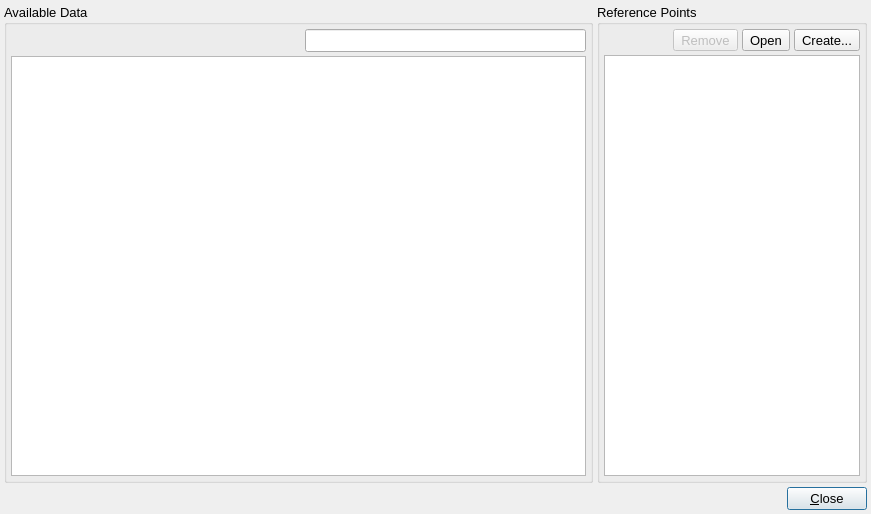
The window that src/gui/datamanagerdialog.ui (disorderedmaterials/dissolve) describes before a commit, drawn with Qt 5.
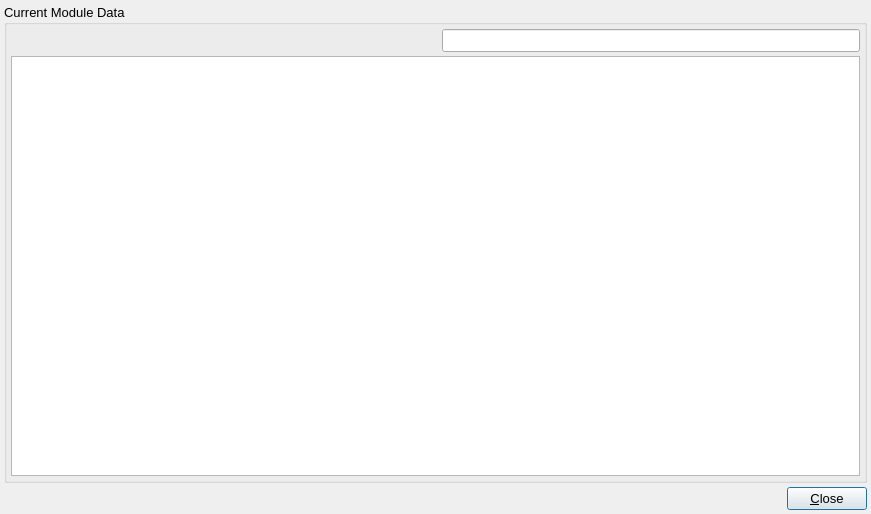
The same window after the commit. Icons and pictures are not drawn.

Commit message: Remove reference points.

The edit to the form file:
```diff
--- a/src/gui/datamanagerdialog.ui
+++ b/src/gui/datamanagerdialog.ui
@@ -52,7 +52,7 @@
         </sizepolicy>
        </property>
        <property name="title">
-        <string>Available Data</string>
+        <string>Current Module Data</string>
        </property>
        <layout class="QVBoxLayout" name="verticalLayout">
         <property name="spacing">
@@ -109,6 +109,12 @@
           </item>
           <item>
            <widget class="QLineEdit" name="SimulationDataFilterEdit">
+            <property name="sizePolicy">
+             <sizepolicy hsizetype="Expanding" vsizetype="Fixed">
+              <horstretch>0</horstretch>
+              <verstretch>0</verstretch>
+             </sizepolicy>
+            </property>
             <property name="toolTip">
              <string>Filter templates by name / description</string>
             </property>
@@ -133,181 +139,6 @@
           <attribute name="verticalHeaderVisible">
            <bool>false</bool>
           </attribute>
-          <column>
-           <property name="text">
-            <string>Item Name</string>
-           </property>
-          </column>
-          <column>
-           <property name="text">
-            <string>Class</string>
-           </property>
-          </column>
-          <column>
-           <property name="text">
-            <string>Version</string>
-           </property>
-          </column>
-         </widget>
-        </item>
-       </layout>
-      </widget>
-     </item>
-     <item>
-      <widget class="QGroupBox" name="ReferencePointsGroup">
-       <property name="title">
-        <string>Reference Points</string>
-       </property>
-       <layout class="QVBoxLayout" name="verticalLayout_2">
-        <property name="spacing">
-         <number>4</number>
-        </property>
-        <property name="leftMargin">
-         <number>4</number>
-        </property>
-        <property name="topMargin">
-         <number>4</number>
-        </property>
-        <property name="rightMargin">
-         <number>4</number>
-        </property>
-        <property name="bottomMargin">
-         <number>4</number>
-        </property>
-        <item>
-         <layout class="QHBoxLayout" name="horizontalLayout">
-          <property name="spacing">
-           <number>4</number>
-          </property>
-          <item>
-           <spacer name="horizontalSpacer_3">
-            <property name="orientation">
-             <enum>Qt::Horizontal</enum>
-            </property>
-            <property name="sizeHint" stdset="0">
-             <size>
-              <width>40</width>
-              <height>20</height>
-             </size>
-            </property>
-           </spacer>
-          </item>
-          <item>
-           <widget class="QToolButton" name="ReferencePointRemoveButton">
-            <property name="enabled">
-             <bool>false</bool>
-            </property>
-            <property name="sizePolicy">
-             <sizepolicy hsizetype="Minimum" vsizetype="Fixed">
-              <horstretch>0</horstretch>
-              <verstretch>0</verstretch>
-             </sizepolicy>
-            </property>
-            <property name="text">
-             <string>Remove</string>
-            </property>
-            <property name="icon">
-             <iconset resource="main.qrc">
-              <normaloff>:/general/icons/general_remove.svg</normaloff>:/general/icons/general_remove.svg</iconset>
-            </property>
-            <property name="iconSize">
-             <size>
-              <width>16</width>
-              <height>16</height>
-             </size>
-            </property>
-            <property name="toolButtonStyle">
-             <enum>Qt::ToolButtonTextBesideIcon</enum>
-            </property>
-           </widget>
-          </item>
-          <item>
-           <widget class="QToolButton" name="ReferencePointOpenButton">
-            <property name="sizePolicy">
-             <sizepolicy hsizetype="Minimum" vsizetype="Fixed">
-              <horstretch>0</horstretch>
-              <verstretch>0</verstretch>
-             </sizepolicy>
-            </property>
-            <property name="text">
-             <string>Open</string>
-            </property>
-            <property name="icon">
-             <iconset resource="main.qrc">
-              <normaloff>:/menu/icons/menu_open.svg</normaloff>:/menu/icons/menu_open.svg</iconset>
-            </property>
-            <property name="iconSize">
-             <size>
-              <width>16</width>
-              <height>16</height>
-             </size>
-            </property>
-            <property name="toolButtonStyle">
-             <enum>Qt::ToolButtonTextBesideIcon</enum>
-            </property>
-           </widget>
-          </item>
-          <item>
-           <widget class="QToolButton" name="ReferencePointCreateButton">
-            <property name="enabled">
-             <bool>true</bool>
-            </property>
-            <property name="sizePolicy">
-             <sizepolicy hsizetype="Minimum" vsizetype="Fixed">
-              <horstretch>0</horstretch>
-              <verstretch>0</verstretch>
-             </sizepolicy>
-            </property>
-            <property name="text">
-             <string>Create...</string>
-            </property>
-            <property name="icon">
-             <iconset resource="main.qrc">
-              <normaloff>:/menu/icons/menu_new.svg</normaloff>:/menu/icons/menu_new.svg</iconset>
-            </property>
-            <property name="iconSize">
-             <size>
-              <width>16</width>
-              <height>16</height>
-             </size>
-            </property>
-            <property name="toolButtonStyle">
-             <enum>Qt::ToolButtonTextBesideIcon</enum>
-            </property>
-           </widget>
-          </item>
-         </layout>
-        </item>
-        <item>
-         <widget class="QTableView" name="ReferencePointsTable">
-          <property name="editTriggers">
-           <set>QAbstractItemView::NoEditTriggers</set>
-          </property>
-          <property name="selectionMode">
-           <enum>QAbstractItemView::SingleSelection</enum>
-          </property>
-          <property name="selectionBehavior">
-           <enum>QAbstractItemView::SelectRows</enum>
-          </property>
-          <attribute name="horizontalHeaderVisible">
-           <bool>true</bool>
-          </attribute>
-          <attribute name="horizontalHeaderStretchLastSection">
-           <bool>false</bool>
-          </attribute>
-          <attribute name="verticalHeaderVisible">
-           <bool>false</bool>
-          </attribute>
-          <column>
-           <property name="text">
-            <string>Data Suffix</string>
-           </property>
-          </column>
-          <column>
-           <property name="text">
-            <string>Source</string>
-           </property>
-          </column>
          </widget>
         </item>
        </layout>
```
The commit also changes 9 other files.
